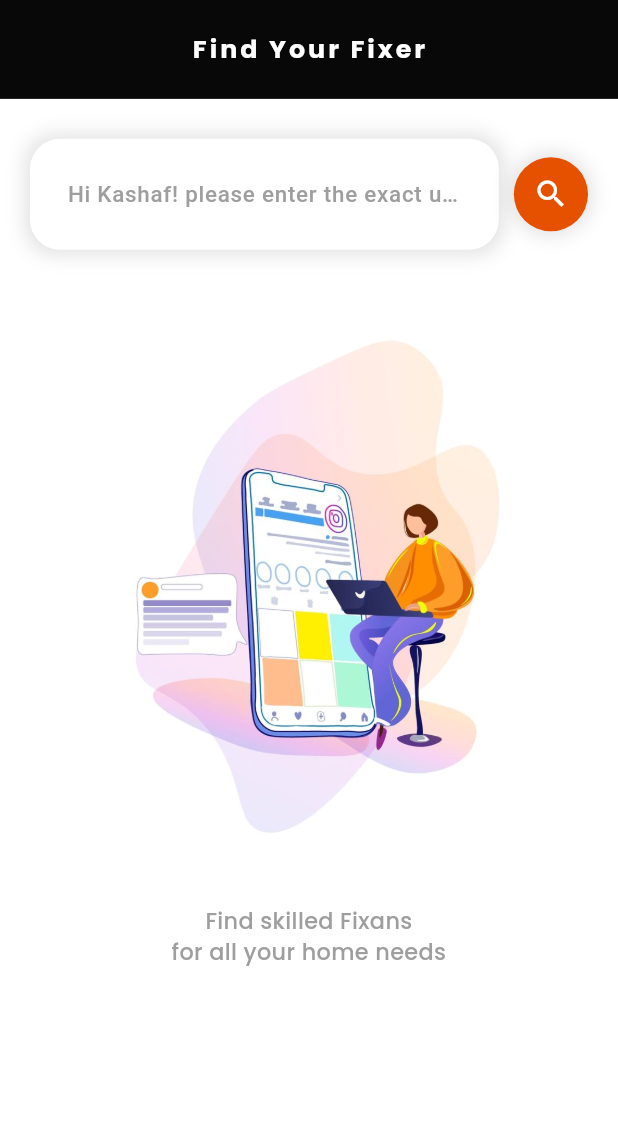
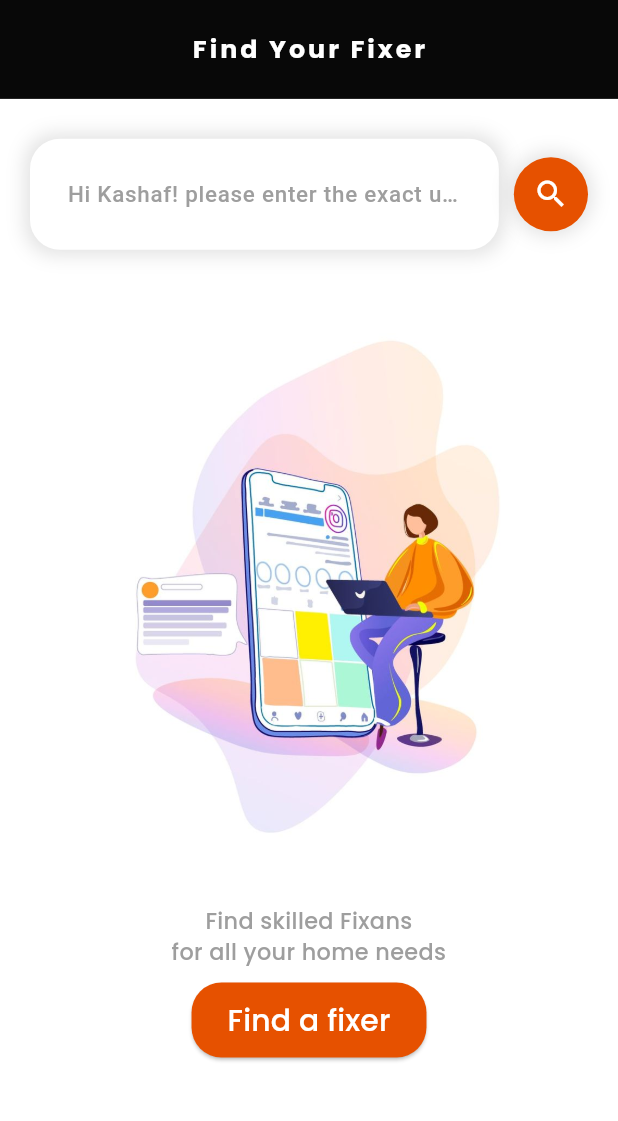
Before and after one commit to kashaf-ud-duja/All_fixs_flutter-projects, a Flutter app: the InviteFriend screen opened directly, on a phone screen of 412 x 824 dp, the part 90-1211 px from its top. Run offline on Flutter 3.47's test engine with Material 3 defaults, Android fonts, the phone set to English and light mode, and no system bars; our stand-ins replace animated_bottom_navigation_bar, circular_profile_avatar, flutter_sizer, font_awesome_flutter, getwidget, google_fonts and 2 more; Roboto replaces fonts that are missing (Nunito).

Commit message:
updated the dart and flutter version

```diff
--- a/all_fixs/lib/Views/Auth/Forget_Password.dart
+++ b/all_fixs/lib/Views/Auth/Forget_Password.dart
@@ -1,6 +1,7 @@
 import 'package:flutter/material.dart';
 import 'package:google_fonts/google_fonts.dart';
-import 'package:rounded_loading_button/rounded_loading_button.dart';
+import 'package:rounded_loading_button_plus/rounded_loading_button.dart';
+//import 'package:rounded_loading_button/rounded_loading_button.dart';
 import 'package:all_fixs/Views/Widgets/Auth/auth_heading.dart';
 import 'package:all_fixs/Views/Widgets/Auth/auth_text_field.dart';
 import 'package:flutter_sizer/flutter_sizer.dart';
--- a/all_fixs/lib/Views/Auth/Login.dart
+++ b/all_fixs/lib/Views/Auth/Login.dart
@@ -5,7 +5,7 @@ import 'package:all_fixs/Views/Profile/profile_setup.dart';
 import 'package:flutter/material.dart';
 import 'package:google_fonts/google_fonts.dart';
 import 'package:page_transition/page_transition.dart';
-import 'package:rounded_loading_button/rounded_loading_button.dart';
+import 'package:rounded_loading_button_plus/rounded_loading_button.dart';
 import 'package:all_fixs/Views/Widgets/Auth/auth_heading.dart';
 import 'package:all_fixs/Views/Widgets/Auth/auth_text_field.dart';
 import 'package:flutter_sizer/flutter_sizer.dart';
--- a/all_fixs/lib/Views/Auth/Register.dart
+++ b/all_fixs/lib/Views/Auth/Register.dart
@@ -2,7 +2,7 @@ import 'package:all_fixs/Views/Auth/Login.dart';
 import 'package:flutter/material.dart';
 import 'package:google_fonts/google_fonts.dart';
 import 'package:page_transition/page_transition.dart';
-import 'package:rounded_loading_button/rounded_loading_button.dart';
+import 'package:rounded_loading_button_plus/rounded_loading_button.dart';
 import '../Widgets/Auth/auth_heading.dart';
 import '../Widgets/Auth/auth_text_field.dart';
 import 'package:flutter_sizer/flutter_sizer.dart';
--- a/all_fixs/lib/Views/Invitation/invite_friend.dart
+++ b/all_fixs/lib/Views/Invitation/invite_friend.dart
@@ -155,25 +155,25 @@ class InviteFriend extends StatelessWidget {
             const SizedBox(
               height: 10,
             ),
-            // ElevatedButton(
-            //   style: ButtonStyle(
-            //     backgroundColor: MaterialStateProperty.all(Colors.orange[900]),
-            //     shape: MaterialStateProperty.all(
-            //       RoundedRectangleBorder(
-            //           borderRadius: BorderRadius.circular(20)),
-            //     ),
-            //     minimumSize: MaterialStateProperty.all(Size(150, 50)),
-            //   ),
-            //   onPressed: () {},
-            //   child: Text(
-            //     "Find a fixer",
-            //     style: GoogleFonts.poppins(
-            //       fontSize: 20.sp,
-            //       color: Colors.white,
-            //       fontWeight: FontWeight.w500,
-            //     ),
-            //   ),
-            // ),
+            ElevatedButton(
+              style: ButtonStyle(
+                backgroundColor: MaterialStateProperty.all(Colors.orange[900]),
+                shape: MaterialStateProperty.all(
+                  RoundedRectangleBorder(
+                      borderRadius: BorderRadius.circular(20)),
+                ),
+                minimumSize: MaterialStateProperty.all(Size(150, 50)),
+              ),
+              onPressed: () {},
+              child: Text(
+                "Find a fixer",
+                style: GoogleFonts.poppins(
+                  fontSize: 20.sp,
+                  color: Colors.white,
+                  fontWeight: FontWeight.w500,
+                ),
+              ),
+            ),
             const SizedBox(
               height: 50,
             ),
--- a/all_fixs/lib/Views/Profile/profile_setup.dart
+++ b/all_fixs/lib/Views/Profile/profile_setup.dart
@@ -5,7 +5,7 @@ import 'package:circular_profile_avatar/circular_profile_avatar.dart';
 import 'package:flutter/material.dart';
 import 'package:google_fonts/google_fonts.dart';
 import 'package:page_transition/page_transition.dart';
-import 'package:rounded_loading_button/rounded_loading_button.dart';
+import 'package:rounded_loading_button_plus/rounded_loading_button.dart';
 import 'package:all_fixs/Views/Widgets/Auth/auth_text_field.dart';
 import 'package:flutter_sizer/flutter_sizer.dart';
 class ProfileSetup extends StatefulWidget {
--- a/all_fixs/lib/main.dart
+++ b/all_fixs/lib/main.dart
@@ -1,3 +1,4 @@
+// ignore_for_file: unused_import
 import 'package:all_fixs/Views/Homepage/home_page.dart';
 import 'package:flutter/material.dart';
 import 'package:all_fixs/Views/Auth/Forget_Password.dart';
--- a/all_fixs/pubspec.yaml
+++ b/all_fixs/pubspec.yaml
@@ -37,13 +37,13 @@ dependencies:
   # Use with the CupertinoIcons class for iOS style icons.
   cupertino_icons: ^1.0.2
   google_fonts: ^4.0.4
-  rounded_loading_button: ^2.1.0
+  rounded_loading_button_plus: ^3.0.1
   circular_profile_avatar: ^2.0.5
   getwidget: ^4.0.0
   page_transition: "^2.1.0"
   flutter_sizer: ^1.0.4
   animated_bottom_navigation_bar: ^1.3.3
-
+  font_awesome_flutter: ^10.7.0
 
 dev_dependencies:
   flutter_test:
```
Also changed, not shown: all_fixs/lib/Views/Homepage/home_page.dart (+5 -4 lines), all_fixs/lib/Views/Invitation/accept_invite.dart (+56 -56 lines), all_fixs/pubspec.lock.
